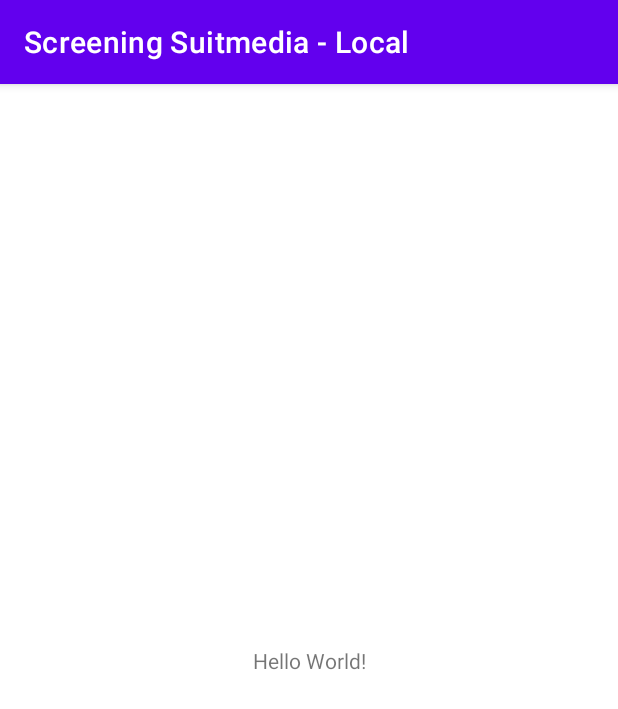
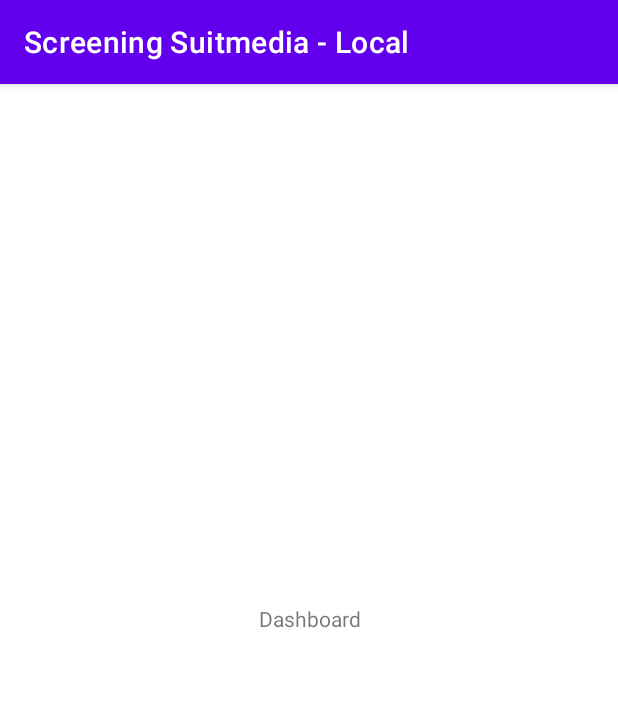
Before and after one commit to dyanzzz/Screening, an Android app: the screen it shows after launch (MainActivity), on a phone screen of 412 x 824 dp. Shown: the top 709 px of the screen. Run offline under Robolectric (Android 15) with nearby library versions, the phone set to English and light mode, and no system bars; our stand-ins replace Dagger/Hilt's generated code, Timber, data binding; libraries missing offline, so code that uses them is left out: com.facebook.stetho, com.orhanobut.hawk; 2 statements that could not run were skipped.

Commit message:
Add component MainActivity & HomeFragment

```diff
--- a/app/src/main/AndroidManifest.xml
+++ b/app/src/main/AndroidManifest.xml
@@ -26,7 +26,8 @@
         tools:targetApi="31">
         <activity
             android:name=".MainActivity"
-            android:exported="true">
+            android:exported="true"
+            android:screenOrientation="portrait" >
             <intent-filter>
                 <action android:name="android.intent.action.MAIN" />
 
--- a/app/src/main/java/com/suitmedia/screeningtest/MainActivity.kt
+++ b/app/src/main/java/com/suitmedia/screeningtest/MainActivity.kt
@@ -2,10 +2,33 @@ package com.suitmedia.screeningtest
 
 import androidx.appcompat.app.AppCompatActivity
 import android.os.Bundle
+import androidx.databinding.DataBindingUtil
+import androidx.fragment.app.Fragment
+import androidx.navigation.NavController
+import androidx.navigation.findNavController
+import com.suitmedia.screeningtest.databinding.ActivityMainBinding
+import com.suitmedia.screeningtest.utils.Tools
+import dagger.android.DispatchingAndroidInjector
+import dagger.android.support.HasSupportFragmentInjector
+import javax.inject.Inject
 
-class MainActivity : AppCompatActivity() {
+class MainActivity : AppCompatActivity(), HasSupportFragmentInjector {
+
+    @Inject
+    lateinit var dispatchingAndroidInjector: DispatchingAndroidInjector<Fragment>
+    private lateinit var navController: NavController
+
+    private lateinit var binding: ActivityMainBinding
+
     override fun onCreate(savedInstanceState: Bundle?) {
         super.onCreate(savedInstanceState)
-        setContentView(R.layout.activity_main)
+
+        binding = DataBindingUtil.setContentView(this, R.layout.activity_main)
+        navController = findNavController(R.id.nav_fragment)
+
+        Tools.setSystemBarColor(this, R.color.colorAppBar, this)
+        Tools.setSystemBarLight(this)
     }
+
+    override fun supportFragmentInjector() = dispatchingAndroidInjector
 }
--- a/app/src/main/java/com/suitmedia/screeningtest/di/AppComponent.kt
+++ b/app/src/main/java/com/suitmedia/screeningtest/di/AppComponent.kt
@@ -1,6 +1,7 @@
 package com.suitmedia.screeningtest.di
 
 import android.app.Application
+import com.suitmedia.screeningtest.di.component.MainActivityModule
 import dagger.BindsInstance
 import dagger.Component
 import dagger.android.AndroidInjectionModule
@@ -11,6 +12,7 @@ import javax.inject.Singleton
     modules = [
         AndroidInjectionModule::class,
         AppModule::class,
+        MainActivityModule::class
     ]
 )
 interface AppComponent {
--- a/app/src/main/java/com/suitmedia/screeningtest/di/AppModule.kt
+++ b/app/src/main/java/com/suitmedia/screeningtest/di/AppModule.kt
@@ -1,6 +1,5 @@
 package com.suitmedia.screeningtest.di
 
-import android.app.Application
 import com.google.gson.GsonBuilder
 import com.suitmedia.screeningtest.BuildConfig
 import com.suitmedia.screeningtest.api.AppService
--- /dev/null
+++ b/app/src/main/java/com/suitmedia/screeningtest/features/screenone/HomeFragment.kt
@@ -0,0 +1,24 @@
+package com.suitmedia.screeningtest.features.screenone
+
+import android.os.Bundle
+import android.view.LayoutInflater
+import android.view.View
+import android.view.ViewGroup
+import androidx.fragment.app.Fragment
+import com.suitmedia.screeningtest.databinding.FragmentHomeBinding
+import com.suitmedia.screeningtest.di.Injectable
+
+class HomeFragment: Fragment(), Injectable {
+    private lateinit var binding: FragmentHomeBinding
+
+    override fun onCreateView(
+        inflater: LayoutInflater,
+        container: ViewGroup?,
+        savedInstanceState: Bundle?
+    ): View {
+        binding = FragmentHomeBinding.inflate(inflater, container, false)
+        context ?: return binding.root
+
+        return binding.root
+    }
+}
--- /dev/null
+++ b/app/src/main/java/com/suitmedia/screeningtest/utils/Tools.kt
@@ -0,0 +1,35 @@
+package com.suitmedia.screeningtest.utils
+
+import android.app.Activity
+import android.content.*
+import android.os.Build
+import android.view.WindowManager
+import androidx.annotation.ColorRes
+import androidx.core.content.ContextCompat
+import com.suitmedia.screeningtest.R
+
+object Tools {
+    fun setSystemBarColor(act: Activity, @ColorRes color: Int, context: Context) {
+        if (Build.VERSION.SDK_INT >= Build.VERSION_CODES.LOLLIPOP) {
+            val window = act.window
+            window.addFlags(WindowManager.LayoutParams.FLAG_DRAWS_SYSTEM_BAR_BACKGROUNDS)
+            window.clearFlags(WindowManager.LayoutParams.FLAG_TRANSLUCENT_STATUS)
+            window.statusBarColor = ContextCompat.getColor(context, color)
+        }
+    }
+
+    fun setSystemBarLight(act: Activity) {
+        if (Build.VERSION.SDK_INT >= Build.VERSION_CODES.R) {
+            val window = act.window
+            window.setDecorFitsSystemWindows(false)
+        }
+    }
+
+    fun clearSystemBarLight(act: Activity) {
+        if (Build.VERSION.SDK_INT >= Build.VERSION_CODES.M) {
+            val window = act.window
+            window.statusBarColor = ContextCompat.getColor(act, R.color.colorPrimaryDark)
+        }
+    }
+
+}
--- a/app/src/main/res/layout/activity_main.xml
+++ b/app/src/main/res/layout/activity_main.xml
@@ -1,18 +1,24 @@
 <?xml version="1.0" encoding="utf-8"?>
-<androidx.constraintlayout.widget.ConstraintLayout xmlns:android="http://schemas.android.com/apk/res/android"
-    xmlns:app="http://schemas.android.com/apk/res-auto"
-    xmlns:tools="http://schemas.android.com/tools"
-    android:layout_width="match_parent"
-    android:layout_height="match_parent"
-    tools:context=".MainActivity">
+<layout
+    xmlns:android="http://schemas.android.com/apk/res/android"
+    xmlns:app="http://schemas.android.com/apk/res-auto">
 
-    <TextView
-        android:layout_width="wrap_content"
-        android:layout_height="wrap_content"
-        android:text="Hello World!"
-        app:layout_constraintBottom_toBottomOf="parent"
-        app:layout_constraintEnd_toEndOf="parent"
-        app:layout_constraintStart_toStartOf="parent"
-        app:layout_constraintTop_toTopOf="parent" />
+    <androidx.constraintlayout.widget.ConstraintLayout
+        android:id="@+id/container"
+        android:layout_width="match_parent"
+        android:layout_height="match_parent">
 
-</androidx.constraintlayout.widget.ConstraintLayout>
+        <fragment
+            android:id="@+id/nav_fragment"
+            android:name="androidx.navigation.fragment.NavHostFragment"
+            android:layout_width="match_parent"
+            android:layout_height="match_parent"
+            app:defaultNavHost="true"
+            app:layout_constraintLeft_toLeftOf="parent"
+            app:layout_constraintRight_toRightOf="parent"
+            app:layout_constraintTop_toTopOf="parent"
+            app:navGraph="@navigation/nav_main"/>
+
+    </androidx.constraintlayout.widget.ConstraintLayout>
+
+</layout>
--- /dev/null
+++ b/app/src/main/res/layout/fragment_home.xml
@@ -0,0 +1,19 @@
+<?xml version="1.0" encoding="utf-8"?>
+<androidx.constraintlayout.widget.ConstraintLayout
+    xmlns:android="http://schemas.android.com/apk/res/android"
+    xmlns:app="http://schemas.android.com/apk/res-auto"
+    android:layout_width="match_parent"
+    android:layout_height="match_parent">
+
+    <TextView
+        android:layout_width="wrap_content"
+        android:layout_height="wrap_content"
+        android:ems="10"
+        android:text="@string/dashboard"
+        android:textAlignment="center"
+        app:layout_constraintBottom_toBottomOf="parent"
+        app:layout_constraintEnd_toEndOf="parent"
+        app:layout_constraintStart_toStartOf="parent"
+        app:layout_constraintTop_toTopOf="parent" />
+
+</androidx.constraintlayout.widget.ConstraintLayout>
--- /dev/null
+++ b/app/src/main/res/navigation/nav_main.xml
@@ -0,0 +1,14 @@
+<?xml version="1.0" encoding="utf-8"?>
+<navigation xmlns:android="http://schemas.android.com/apk/res/android"
+    xmlns:app="http://schemas.android.com/apk/res-auto"
+    xmlns:tools="http://schemas.android.com/tools"
+    android:id="@+id/nav_main"
+    app:startDestination="@+id/navigation_main">
+
+    <fragment
+        android:id="@+id/navigation_main"
+        android:name="com.suitmedia.screeningtest.features.screenone.HomeFragment"
+        android:label="@string/dashboard"
+        tools:layout="@layout/fragment_home" />
+
+</navigation>
--- a/app/src/main/res/values/colors.xml
+++ b/app/src/main/res/values/colors.xml
@@ -7,4 +7,8 @@
     <color name="teal_700">#FF018786</color>
     <color name="black">#FF000000</color>
     <color name="white">#FFFFFFFF</color>
+
+    <color name="colorAppBar">#EC5F00</color>
+    <color name="colorPrimary">#FF6700</color>
+    <color name="colorPrimaryDark">#A20107</color>
 </resources>
--- a/app/src/main/res/values/strings.xml
+++ b/app/src/main/res/values/strings.xml
@@ -1,3 +1,3 @@
 <resources>
-
+    <string name="dashboard">Dashboard</string>
 </resources>
--- a/gradle.properties
+++ b/gradle.properties
@@ -24,6 +24,6 @@ kotlin.code.style=official
 android.nonTransitiveRClass=true
 
 # kapt.use.worker.api=false
-base_url_local=http\://localhost\:1300/api/
+base_url_local=https\://reqres.in/api/
 base_url_public=https\://reqres.in/api/
 api_developer_token=04247c9e87ea33d981ad765530867f7840ca91e916760b563a1cd426a235453f
```
Also changed, not shown: app/src/main/java/com/suitmedia/screeningtest/api/AppService.kt (added, +10 -0 lines), app/src/main/java/com/suitmedia/screeningtest/data/Result.kt (added, +31 -0 lines), app/src/main/java/com/suitmedia/screeningtest/data/SingleSourceOfTruthStrategy.kt (added, +96 -0 lines), app/src/main/java/com/suitmedia/screeningtest/di/component/MainActivityModule.kt (added, +12 -0 lines), app/src/main/java/com/suitmedia/screeningtest/di/component/MainFragmentBuildersModule.kt (added, +12 -0 lines).
